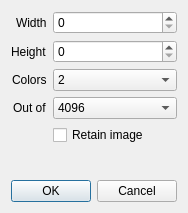
First picture: the form in src/propertiesdialog.ui, repository Vesuri/excellence, before the edit.
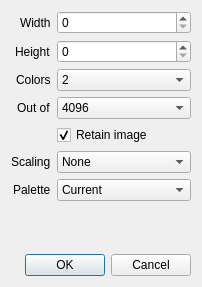
Second picture: the form after the edit.

Commit message: Image retaining settings in the image properties window

The edit to the form file:
```diff
--- a/src/propertiesdialog.ui
+++ b/src/propertiesdialog.ui
@@ -6,8 +6,8 @@
    <rect>
     <x>0</x>
     <y>0</y>
-    <width>188</width>
-    <height>213</height>
+    <width>202</width>
+    <height>287</height>
    </rect>
   </property>
   <property name="windowTitle">
@@ -80,6 +80,9 @@
        <property name="text">
         <string>Retain image</string>
        </property>
+       <property name="checked">
+        <bool>true</bool>
+       </property>
       </widget>
      </item>
      <item row="3" column="0">
@@ -91,6 +94,27 @@
      </item>
      <item row="3" column="1">
       <widget class="QComboBox" name="comboBoxOutOf">
+       <property name="enabled">
+        <bool>true</bool>
+       </property>
+       <property name="currentIndex">
+        <number>3</number>
+       </property>
+       <item>
+        <property name="text">
+         <string>8</string>
+        </property>
+       </item>
+       <item>
+        <property name="text">
+         <string>64</string>
+        </property>
+       </item>
+       <item>
+        <property name="text">
+         <string>512</string>
+        </property>
+       </item>
        <item>
         <property name="text">
          <string>4096</string>
@@ -147,6 +171,48 @@
        </item>
       </widget>
      </item>
+     <item row="5" column="0">
+      <widget class="QLabel" name="labelScaling">
+       <property name="text">
+        <string>Scaling</string>
+       </property>
+      </widget>
+     </item>
+     <item row="6" column="0">
+      <widget class="QLabel" name="labelPalette">
+       <property name="text">
+        <string>Palette</string>
+       </property>
+      </widget>
+     </item>
+     <item row="5" column="1">
+      <widget class="QComboBox" name="comboBoxScaling">
+       <item>
+        <property name="text">
+         <string>None</string>
+        </property>
+       </item>
+       <item>
+        <property name="text">
+         <string>Scale to fit</string>
+        </property>
+       </item>
+      </widget>
+     </item>
+     <item row="6" column="1">
+      <widget class="QComboBox" name="comboBoxPalette">
+       <item>
+        <property name="text">
+         <string>Current</string>
+        </property>
+       </item>
+       <item>
+        <property name="text">
+         <string>Optimal</string>
+        </property>
+       </item>
+      </widget>
+     </item>
     </layout>
    </item>
    <item>
```
Left out of the diff: 15 changed lines with no effect on the pictures. The commit also changes 2 other files.
